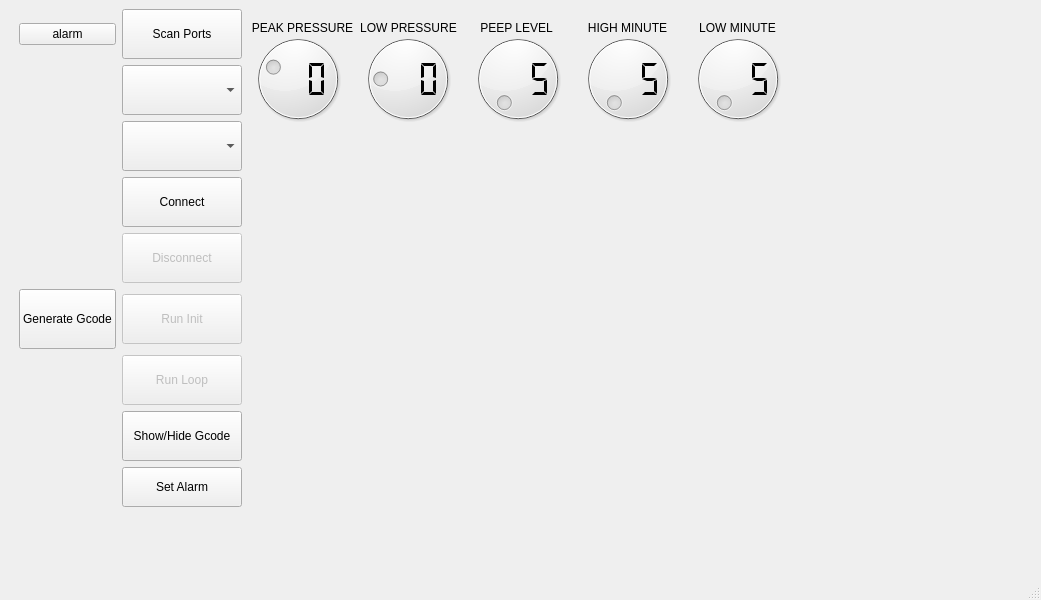
jibonaronno/Rhythm, file VentUI.ui: the form before one commit.
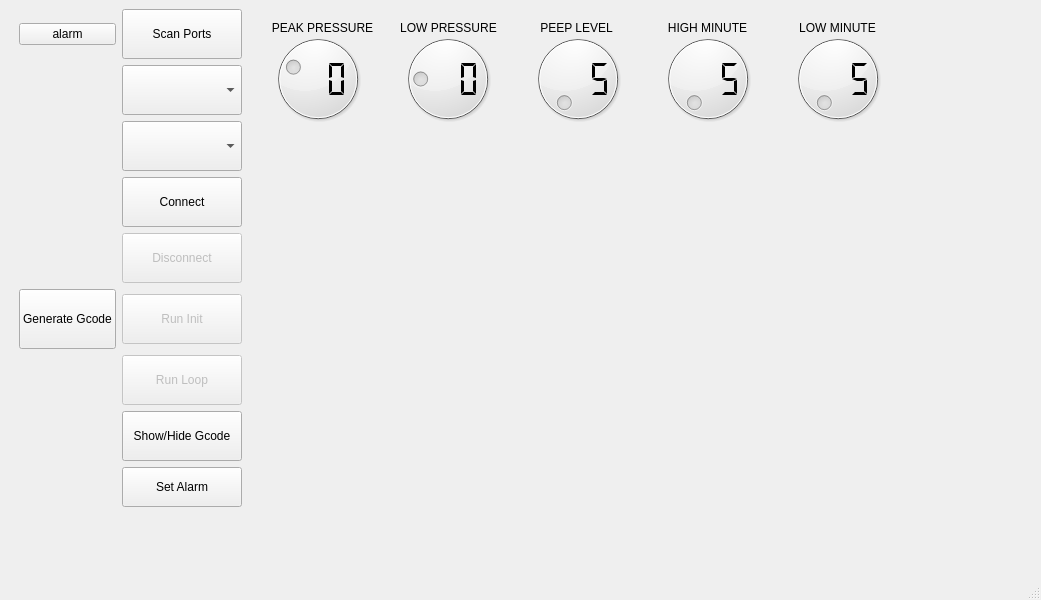
The form after the commit. The open tabs and pages were chosen to show the change.

Commit message: Added Startup Dialog + Limit Data Transmit To Sensor Board - 04

What changed in the file:
```diff
--- a/VentUI.ui
+++ b/VentUI.ui
@@ -598,7 +598,7 @@
              <widget class="QDial" name="peakdial">
               <property name="geometry">
                <rect>
-                <x>0</x>
+                <x>20</x>
                 <y>20</y>
                 <width>100</width>
                 <height>100</height>
@@ -623,7 +623,7 @@
              <widget class="QLCDNumber" name="peaklcd">
               <property name="geometry">
                <rect>
-                <x>20</x>
+                <x>40</x>
                 <y>50</y>
                 <width>61</width>
                 <height>40</height>
@@ -651,7 +651,7 @@
              <widget class="QLabel" name="label_9">
               <property name="geometry">
                <rect>
-                <x>4</x>
+                <x>24</x>
                 <y>8</y>
                 <width>101</width>
                 <height>21</height>
@@ -667,7 +667,7 @@
              <widget class="QDial" name="peepdial">
               <property name="geometry">
                <rect>
-                <x>220</x>
+                <x>280</x>
                 <y>20</y>
                 <width>100</width>
                 <height>100</height>
@@ -689,7 +689,7 @@
              <widget class="QLabel" name="label_8">
               <property name="geometry">
                <rect>
-                <x>228</x>
+                <x>288</x>
                 <y>8</y>
                 <width>81</width>
                 <height>21</height>
@@ -726,7 +726,7 @@
              <widget class="QLCDNumber" name="peeplcd">
               <property name="geometry">
                <rect>
-                <x>240</x>
+                <x>300</x>
                 <y>50</y>
                 <width>66</width>
                 <height>40</height>
@@ -767,7 +767,7 @@
              <widget class="QDial" name="lowpdial">
               <property name="geometry">
                <rect>
-                <x>110</x>
+                <x>150</x>
                 <y>20</y>
                 <width>100</width>
                 <height>100</height>
@@ -783,7 +783,7 @@
              <widget class="QLCDNumber" name="lowplcd">
               <property name="geometry">
                <rect>
-                <x>130</x>
+                <x>170</x>
                 <y>50</y>
                 <width>64</width>
                 <height>40</height>
@@ -805,7 +805,7 @@
              <widget class="QLabel" name="label_10">
               <property name="geometry">
                <rect>
-                <x>110</x>
+                <x>150</x>
                 <y>8</y>
                 <width>101</width>
                 <height>21</height>
@@ -842,7 +842,7 @@
              <widget class="QLabel" name="label_11">
               <property name="geometry">
                <rect>
-                <x>334</x>
+                <x>414</x>
                 <y>8</y>
                 <width>91</width>
                 <height>21</height>
@@ -879,7 +879,7 @@
              <widget class="QDial" name="himinitdial">
               <property name="geometry">
                <rect>
-                <x>330</x>
+                <x>410</x>
                 <y>20</y>
                 <width>100</width>
                 <height>100</height>
@@ -901,7 +901,7 @@
              <widget class="QLCDNumber" name="himinitlcd">
               <property name="geometry">
                <rect>
-                <x>350</x>
+                <x>430</x>
                 <y>50</y>
                 <width>66</width>
                 <height>40</height>
@@ -942,7 +942,7 @@
              <widget class="QDial" name="lowminitdial">
               <property name="geometry">
                <rect>
-                <x>440</x>
+                <x>540</x>
                 <y>20</y>
                 <width>100</width>
                 <height>100</height>
@@ -964,7 +964,7 @@
              <widget class="QLabel" name="label_12">
               <property name="geometry">
                <rect>
-                <x>444</x>
+                <x>544</x>
                 <y>8</y>
                 <width>91</width>
                 <height>21</height>
@@ -1001,7 +1001,7 @@
              <widget class="QLCDNumber" name="lowminitlcd">
               <property name="geometry">
                <rect>
-                <x>460</x>
+                <x>560</x>
                 <y>50</y>
                 <width>66</width>
                 <height>40</height>
```
Left out of the diff: 2 changed lines with no effect on the pictures.
